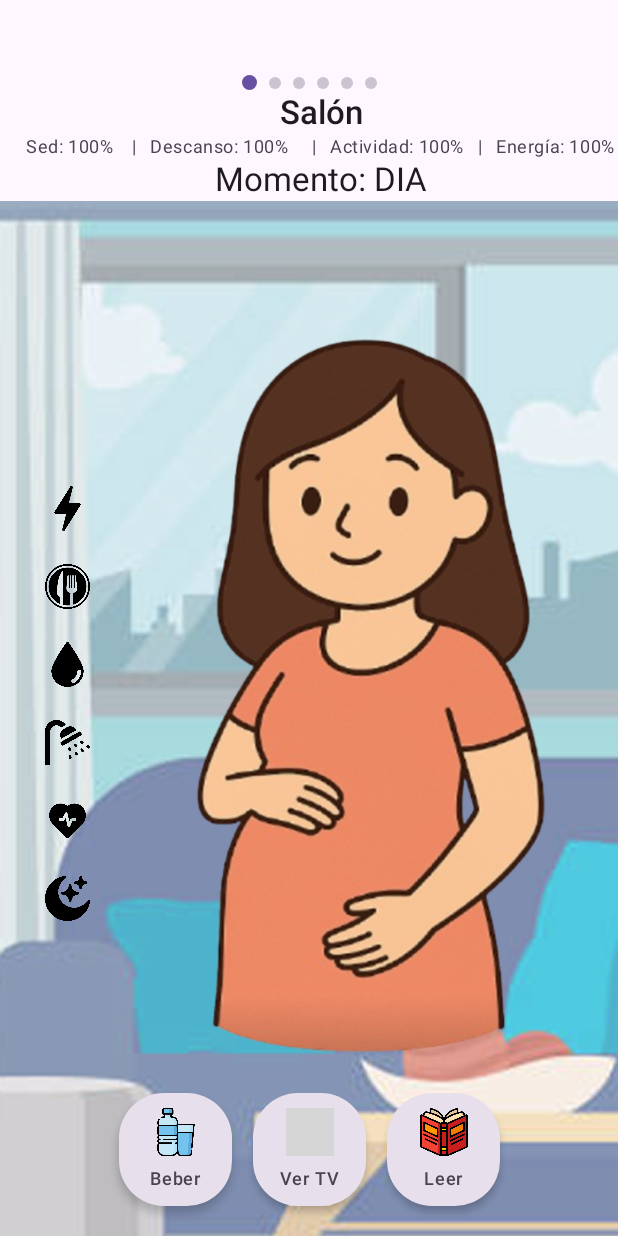
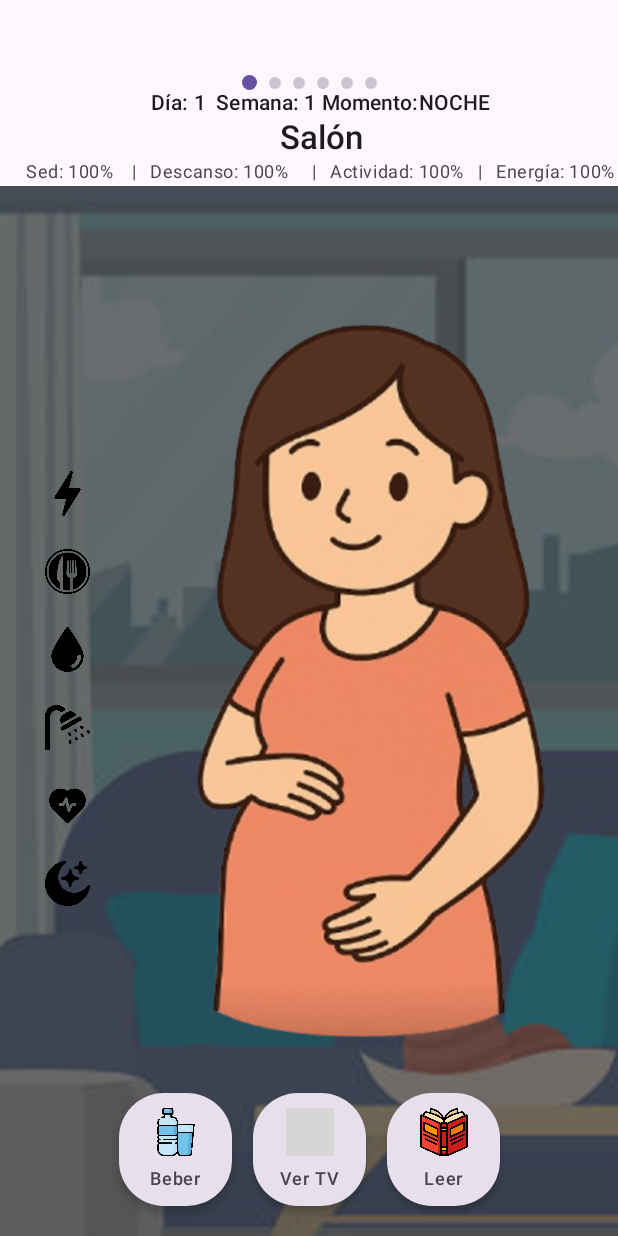
Before and after one commit to Iria141/Damagotchi_26, an Android app built with Jetpack Compose: the screen it shows after launch (MainActivity), on a phone screen of 412 x 824 dp. Run offline under Robolectric (Android 15) with nearby library versions, the light colour scheme and no system bars; grey boxes are pictures that could not be loaded.

Commit message:
Temporalizacion okey con Demo añadida y fondo oscurecido

```diff
--- a/app/src/main/java/com/example/damagotchi_26/ui/IconsPanel.kt
+++ b/app/src/main/java/com/example/damagotchi_26/ui/components/IconsPanel.kt
@@ -16,8 +16,6 @@ import androidx.compose.ui.draw.clip
 import androidx.compose.ui.unit.dp
 import com.example.damagotchi_26.domain.Pet
 import androidx.compose.foundation.Image
-import androidx.compose.foundation.background
-import androidx.compose.ui.graphics.Color
 import androidx.compose.ui.res.painterResource
 import com.example.damagotchi_26.R
 
--- /dev/null
+++ b/app/src/main/java/com/example/damagotchi_26/ui/components/NigthOverly.kt
@@ -0,0 +1,29 @@
+package com.example.damagotchi_26.ui.components
+
+
+import androidx.compose.animation.core.animateFloatAsState
+import androidx.compose.foundation.background
+import androidx.compose.foundation.layout.fillMaxSize
+import androidx.compose.runtime.Composable
+import androidx.compose.runtime.getValue
+import androidx.compose.ui.Modifier
+import androidx.compose.ui.graphics.Color
+import com.example.damagotchi_26.domain.MomentoDia
+
+@Composable
+fun NightOverlay(
+    momento: MomentoDia,
+    maxDarkness: Float = 0.55f, // ajusta a tu gusto (0.35–0.70 suele ir bien)
+) {
+    val targetAlpha = if (momento == MomentoDia.NOCHE) maxDarkness else 0f
+    val alpha by animateFloatAsState(targetValue = targetAlpha, label = "night_alpha")
+
+    if (alpha > 0f) {
+        // Capa oscura encima
+        androidx.compose.foundation.layout.Box(
+            modifier = Modifier
+                .fillMaxSize()
+                .background(Color.Black.copy(alpha = alpha))
+        )
+    }
+}
--- a/app/src/main/java/com/example/damagotchi_26/ui/rooms/Kitchen.kt
+++ b/app/src/main/java/com/example/damagotchi_26/ui/rooms/Kitchen.kt
@@ -91,6 +91,7 @@ fun Kitchen(
                         text = "Beber",
                         onClick = beber,
                     )
+
                 }
             }
         }
--- a/app/src/main/java/com/example/damagotchi_26/ui/rooms/LivingRoom.kt
+++ b/app/src/main/java/com/example/damagotchi_26/ui/rooms/LivingRoom.kt
@@ -12,6 +12,7 @@ import androidx.compose.ui.Modifier
 import androidx.compose.ui.layout.ContentScale
 import androidx.compose.ui.res.painterResource
 import androidx.compose.ui.text.font.FontWeight
+import androidx.compose.ui.tooling.preview.Preview
 import androidx.compose.ui.unit.dp
 import androidx.compose.ui.unit.sp
 import androidx.compose.ui.zIndex
@@ -19,6 +20,7 @@ import androidx.lifecycle.viewmodel.compose.viewModel
 import com.example.damagotchi_26.R
 import com.example.damagotchi_26.domain.Pet
 import com.example.damagotchi_26.ui.components.IconsPanel
+import com.example.damagotchi_26.ui.components.NightOverlay
 import com.example.damagotchi_26.ui.theme.ActionButton
 import com.example.damagotchi_26.viewmodel.TransicionViewModel
 
@@ -33,6 +35,9 @@ fun LivingRoom(
 {
     val vm: TransicionViewModel = viewModel ()
     val momento by vm.momentoDia.collectAsState()
+    val dia by vm.diaActual.collectAsState()
+    val semana by vm.semanaActual.collectAsState()
+
 
     Scaffold(
                 topBar = {
@@ -42,7 +47,13 @@ fun LivingRoom(
                         modifier = Modifier
                             .fillMaxWidth(),
                         horizontalAlignment = Alignment.CenterHorizontally
-                    ) {
+                    )
+                    {
+                        //COMPRUEBA EL DIA Y LA SEMANA y dia/noche
+                        Text("Día: ${dia}  Semana: ${semana} Momento:${momento.name}",
+                            style = MaterialTheme.typography.titleSmall,
+                            lineHeight = 15.sp)
+
                         Text(
                             text = "Salón",
                             style = MaterialTheme.typography.titleLarge,
@@ -60,8 +71,7 @@ fun LivingRoom(
                             color = MaterialTheme.colorScheme.onSurfaceVariant
                         )
 
-                    //Text("Día: ${pet.diaEmbarazo}  Semana: ${pet.semanaEmbarazo}") //COMPRUEBA EL DIA Y LA SEMANA
-                  Text("Momento: ${momento.name}")
+
                     }
                 }
             )
@@ -80,10 +90,13 @@ fun LivingRoom(
                 contentScale = ContentScale.Crop,
                 modifier = Modifier.fillMaxSize()
             )
+            NightOverlay(momento = momento, maxDarkness = 0.55f)
+
 
             //Iconos izquierda
             IconsPanel(pet = pet)
             Spacer(Modifier.width(12.dp))
+
 
             // 🔽 Acciones abajo
             Row(
@@ -114,3 +127,17 @@ fun LivingRoom(
         }
     }
 }
+
+//PREVISUALIZACION
+
+@Preview(showBackground = true)
+@Composable
+fun LivingRoomPreviewSimple() {
+    LivingRoom(
+        pet = Pet(),
+        beber = {},
+        verTV = {},
+        leer = {}
+
+    )
+}
--- a/app/src/main/java/com/example/damagotchi_26/viewmodel/TransicionViewModel.kt
+++ b/app/src/main/java/com/example/damagotchi_26/viewmodel/TransicionViewModel.kt
@@ -7,16 +7,31 @@ import com.example.damagotchi_26.domain.MomentoDia
 import kotlinx.coroutines.Job
 import kotlinx.coroutines.delay
 import kotlinx.coroutines.flow.MutableStateFlow
+import kotlinx.coroutines.flow.SharingStarted
 import kotlinx.coroutines.flow.StateFlow
+import kotlinx.coroutines.flow.map
+import kotlinx.coroutines.flow.stateIn
 
 import kotlinx.coroutines.launch
 
 class TransicionViewModel : ViewModel() {
 
+    //Esclarifica si es dia o noche
     var _momentoDia = MutableStateFlow(MomentoDia.DIA)
-        private set
     val momentoDia: StateFlow<MomentoDia> = _momentoDia
 
+    // calcula el dia y la semana
+    private val _diaActual = MutableStateFlow(1)
+    val diaActual: StateFlow<Int> = _diaActual
+
+    val semanaActual: StateFlow<Int> =
+        diaActual.map { dia ->
+            ((dia - 1) / 7) + 1
+        }.stateIn(
+            scope = viewModelScope,
+            started = SharingStarted.WhileSubscribed(5_000),
+            initialValue = 1
+        )
 
     private var trabajoLuz: Job? = null
 
@@ -25,17 +40,44 @@ class TransicionViewModel : ViewModel() {
 
         trabajoLuz = viewModelScope.launch {
             while (true) {
-                delay((1.24 * 60 * 60 * 1000).toLong()) // 1,24 horas
+                delay(tiempoLuz()) // 1,24 horas
                 _momentoDia.value =
                     if (_momentoDia.value == MomentoDia.DIA) MomentoDia.NOCHE
                 else MomentoDia.DIA
+
+                // cuando vuelve a DIA, pasa un día
+                if (_momentoDia.value == MomentoDia.DIA) {
+                    avanzarDia()
+                    }
             }
         }
     }
 
+    private fun avanzarDia() {
+        _diaActual.value += 1
+    }
+
+    private fun tiempoLuz(): Long =
+        if (TimeConfig.DEBUG)
+            TimeConfig.CICLO_LUZ_DEBUG
+        else
+            TimeConfig.CICLO_LUZ_REAL
 
     override fun onCleared() {
         trabajoLuz?.cancel()
         super.onCleared()
     }
+
 }
+
+object TimeConfig { //MODO PRESENTACION -- ACTIVAR DEBUG
+
+    const val DEBUG = true // false en producción
+
+    const val SEGUNDO = 1_000L
+    const val MINUTO = 60 * SEGUNDO
+    const val HORA = 60 * MINUTO
+
+    const val CICLO_LUZ_DEBUG = 5 * SEGUNDO        // 5 segundos
+    const val CICLO_LUZ_REAL = (1.24 * HORA).toLong()
+}
```
Also changed, not shown: app/src/main/java/com/example/damagotchi_26/ui/Food.kt (deleted, +0 -39 lines), app/src/main/java/com/example/damagotchi_26/ui/Play.kt (deleted, +0 -39 lines).
